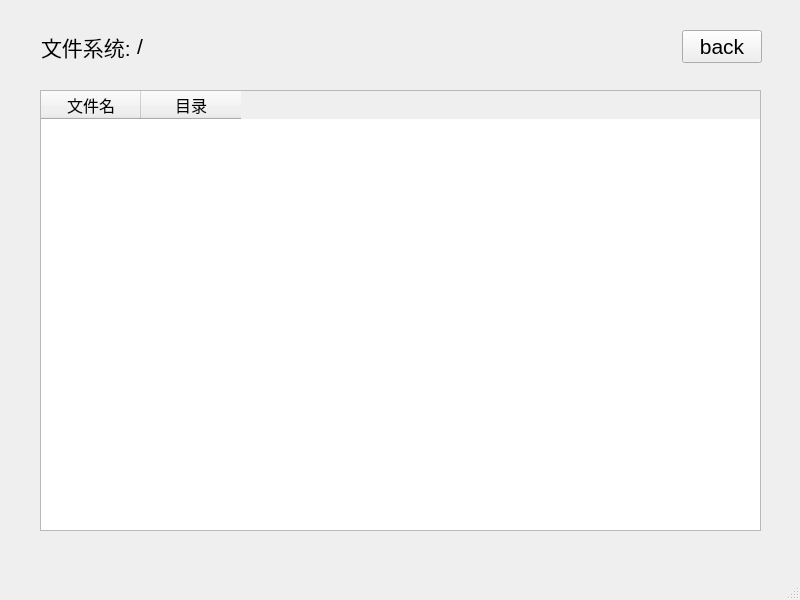
The window that filesystem.ui (i-curve/filesystem-client) describes before a commit, drawn with Qt 5.
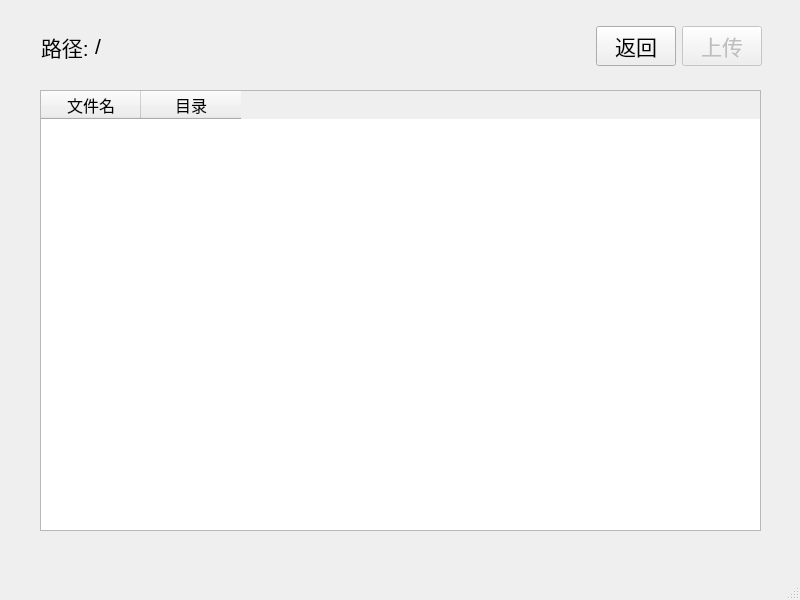
The same window after the commit.

Commit message:
feat: 增加文件上传功能 (#4)
close #4

Diff of the .ui file:
```diff
--- a/filesystem.ui
+++ b/filesystem.ui
@@ -57,7 +57,7 @@
         </font>
        </property>
        <property name="text">
-        <string>文件系统:</string>
+        <string>路径:</string>
        </property>
       </widget>
      </item>
@@ -87,7 +87,22 @@
         </font>
        </property>
        <property name="text">
-        <string>back</string>
+        <string>返回</string>
+       </property>
+      </widget>
+     </item>
+     <item>
+      <widget class="QPushButton" name="pushButton">
+       <property name="enabled">
+        <bool>false</bool>
+       </property>
+       <property name="font">
+        <font>
+         <pointsize>16</pointsize>
+        </font>
+       </property>
+       <property name="text">
+        <string>上传</string>
        </property>
       </widget>
      </item>
```
The commit also changes 4 other files.
